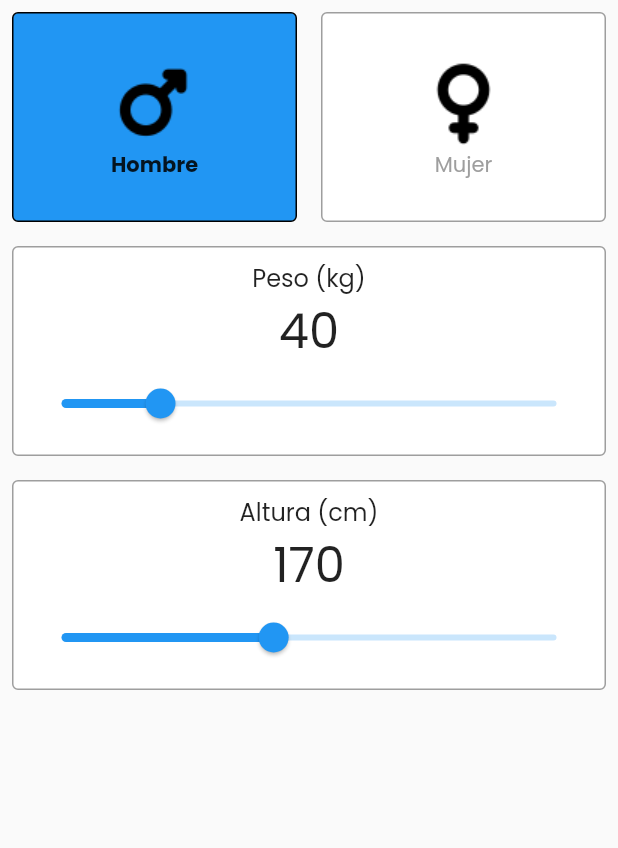
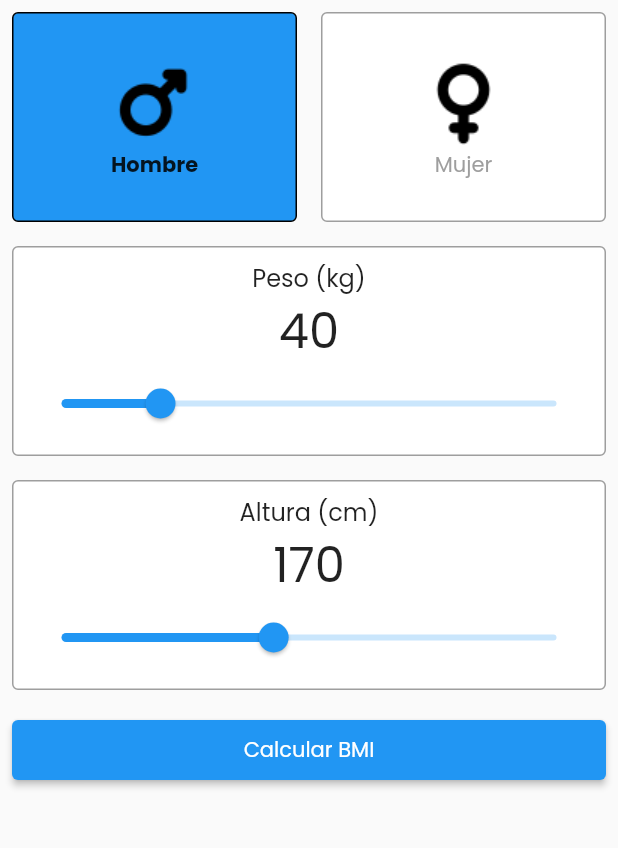
Before and after one commit to paulocrr/codigo4_bmi, a Flutter app: the screen it shows after launch, on a phone screen of 412 x 824 dp, the part 84-932 px from its top. Run offline on Flutter 3.47's test engine with Material 2 defaults, Android fonts, the phone set to English and light mode, and no system bars.

Commit message:
interface al 100 porciento

```diff
--- a/lib/my_home_page.dart
+++ b/lib/my_home_page.dart
@@ -1,4 +1,3 @@
-import 'package:codigo4_bmi/widgets/custom_card.dart';
 import 'package:codigo4_bmi/widgets/selector_card.dart';
 import 'package:codigo4_bmi/widgets/slider_card.dart';
 import 'package:flutter/material.dart';
@@ -18,19 +17,31 @@ class MyHomePage extends StatelessWidget {
         ),
       ),
       body: Column(
-        children: const [
-          SelectorCard(),
-          SliderCard(
+        children: [
+          const SelectorCard(),
+          const SliderCard(
             title: 'Peso (kg)',
             min: 20,
             max: 120,
             initialValue: 40,
           ),
-          SliderCard(
+          const SliderCard(
             title: 'Altura (cm)',
             min: 140,
             max: 210,
             initialValue: 170,
+          ),
+          Padding(
+            padding: const EdgeInsets.all(8.0),
+            child: ElevatedButton(
+              style: ElevatedButton.styleFrom(
+                minimumSize: const Size.fromHeight(40),
+              ),
+              onPressed: () {
+                print("Calcular BMI");
+              },
+              child: const Text("Calcular BMI"),
+            ),
           ),
         ],
       ),
--- a/lib/widgets/selector_card.dart
+++ b/lib/widgets/selector_card.dart
@@ -16,6 +16,12 @@ class _SelectorCardState extends State<SelectorCard> {
     return Row(
       children: [
         Expanded(
+          child: GestureDetector(
+            onTap: () {
+              setState(() {
+                _isSelected = true;
+              });
+            },
             child: CustomCard(
               backgroundColor: _isSelected ? Colors.blue : Colors.white,
               borderColor: _isSelected ? Colors.black : Colors.grey,
@@ -27,13 +33,23 @@ class _SelectorCardState extends State<SelectorCard> {
                     "Hombre",
                     style: _isSelected
                         ? const TextStyle(fontWeight: FontWeight.bold)
-                      : const TextStyle(fontWeight: FontWeight.normal),
+                        : const TextStyle(
+                            fontWeight: FontWeight.normal,
+                            color: Colors.grey,
+                          ),
                   ),
                 ],
               ),
             ),
           ),
+        ),
         Expanded(
+          child: GestureDetector(
+            onTap: () {
+              setState(() {
+                _isSelected = false;
+              });
+            },
             child: CustomCard(
               backgroundColor: !_isSelected ? Colors.blue : Colors.white,
               borderColor: !_isSelected ? Colors.black : Colors.grey,
@@ -54,6 +70,7 @@ class _SelectorCardState extends State<SelectorCard> {
               ),
             ),
           ),
+        ),
       ],
     );
   }
```
Lines whose indentation alone changed are shown as unchanged.
